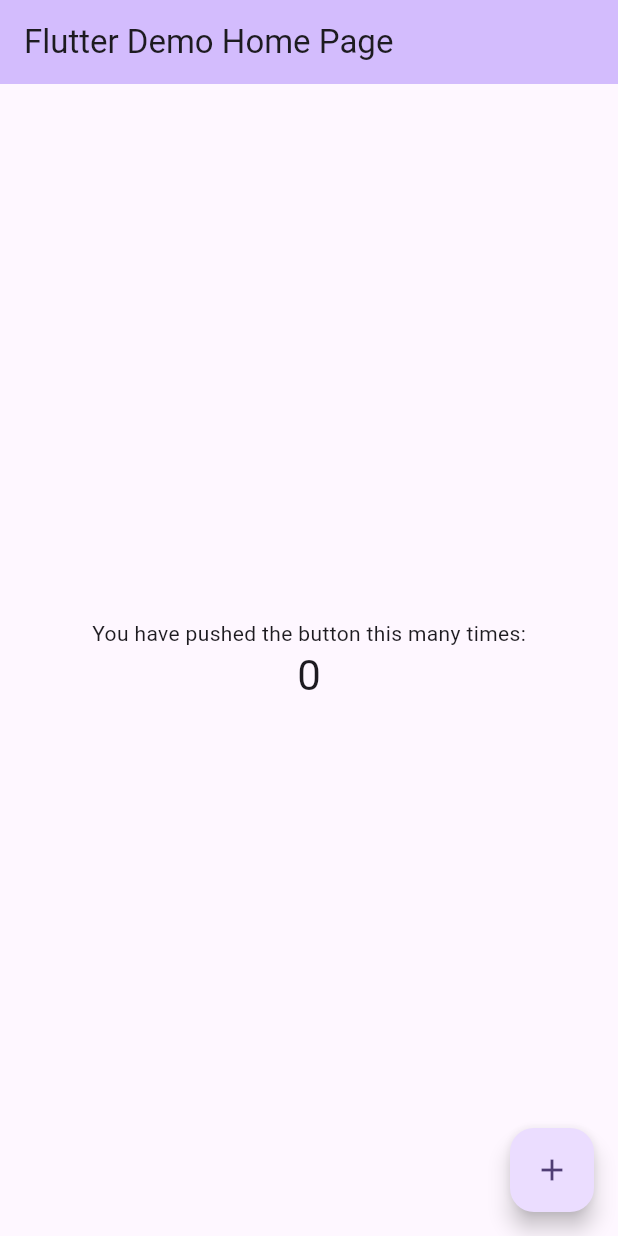
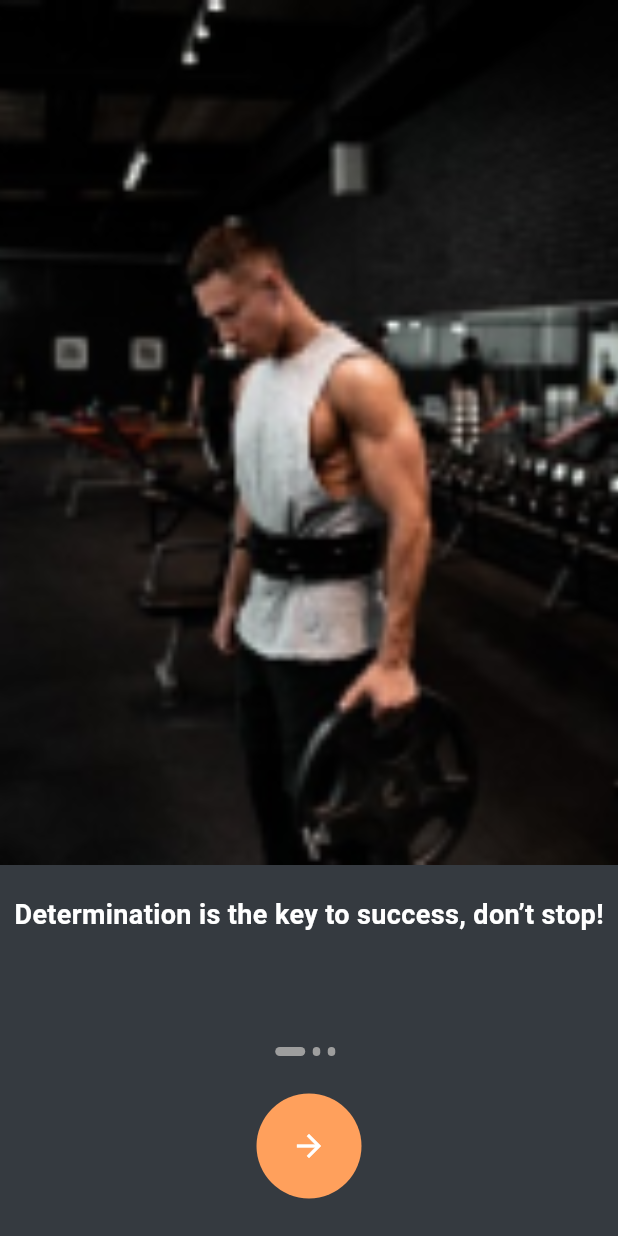
Before and after one commit to Alaanaser714/Fitness-App, a Flutter app: the screen it shows after launch, on a phone screen of 412 x 824 dp. Run offline on Flutter 3.47's test engine with Material 3 defaults, Android fonts, the phone set to English and light mode, and no system bars.

Commit message:
splash and onboaring screens

```diff
--- /dev/null
+++ b/lib/data/data_source/static.dart
@@ -0,0 +1,16 @@
+import 'package:fitness_app/data/model/onboarding_model.dart';
+
+List<OnBoardingModel> onBoardingList = [
+  OnBoardingModel(
+    title: "Determination is the key to success, don’t stop!",
+    image: "assets/images/gym2.png",
+  ),
+  OnBoardingModel(
+    title: "No limits, just goals waiting to be achieved!",
+    image: "assets/images/gym1.png",
+  ),
+  OnBoardingModel(
+    title: "Every workout is one step closer to your goal!",
+    image: "assets/images/gym3.png",
+  ),
+];
--- /dev/null
+++ b/lib/data/model/onboarding_model.dart
@@ -0,0 +1,5 @@
+class OnBoardingModel {
+  final String? title;
+  final String? image;
+  OnBoardingModel({this.title, this.image});
+}
--- a/lib/main.dart
+++ b/lib/main.dart
@@ -1,3 +1,4 @@
+import 'package:fitness_app/view/screens/splash_screen.dart';
 import 'package:flutter/material.dart';
 
 void main() {
@@ -7,119 +8,11 @@
 class MyApp extends StatelessWidget {
   const MyApp({super.key});
 
-  // This widget is the root of your application.
   @override
   Widget build(BuildContext context) {
-    return MaterialApp(
-      title: 'Flutter Demo',
-      theme: ThemeData(
-        // This is the theme of your application.
-        //
-        // TRY THIS: Try running your application with "flutter run". You'll see
-        // the application has a purple toolbar. Then, without quitting the app,
-        // try changing the seedColor in the colorScheme below to Colors.green
-        // and then invoke "hot reload" (save your changes or press the "hot
-        // reload" button in a Flutter-supported IDE, or press "r" if you used
-        // the command line to start the app).
-        //
-        // Notice that the counter didn't reset back to zero; the application
-        // state is not lost during the reload. To reset the state, use hot
-        // restart instead.
-        //
-        // This works for code too, not just values: Most code changes can be
-        // tested with just a hot reload.
-        colorScheme: ColorScheme.fromSeed(seedColor: Colors.deepPurple),
-        useMaterial3: true,
-      ),
-      home: const MyHomePage(title: 'Flutter Demo Home Page'),
+    return const MaterialApp(
+      debugShowCheckedModeBanner: false,
+      home: SplashScreen(),
     );
   }
 }
-
-class MyHomePage extends StatefulWidget {
-  const MyHomePage({super.key, required this.title});
-
-  // This widget is the home page of your application. It is stateful, meaning
-  // that it has a State object (defined below) that contains fields that affect
-  // how it looks.
-
-  // This class is the configuration for the state. It holds the values (in this
-  // case the title) provided by the parent (in this case the App widget) and
-  // used by the build method of the State. Fields in a Widget subclass are
-  // always marked "final".
-
-  final String title;
-
-  @override
-  State<MyHomePage> createState() => _MyHomePageState();
-}
-
-class _MyHomePageState extends State<MyHomePage> {
-  int _counter = 0;
-
-  void _incrementCounter() {
-    setState(() {
-      // This call to setState tells the Flutter framework that something has
-      // changed in this State, which causes it to rerun the build method below
-      // so that the display can reflect the updated values. If we changed
-      // _counter without calling setState(), then the build method would not be
-      // called again, and so nothing would appear to happen.
-      _counter++;
-    });
-  }
-
-  @override
-  Widget build(BuildContext context) {
-    // This method is rerun every time setState is called, for instance as done
-    // by the _incrementCounter method above.
-    //
-    // The Flutter framework has been optimized to make rerunning build methods
-    // fast, so that you can just rebuild anything that needs updating rather
-    // than having to individually change instances of widgets.
-    return Scaffold(
-      appBar: AppBar(
-        // TRY THIS: Try changing the color here to a specific color (to
-        // Colors.amber, perhaps?) and trigger a hot reload to see the AppBar
-        // change color while the other colors stay the same.
-        backgroundColor: Theme.of(context).colorScheme.inversePrimary,
-        // Here we take the value from the MyHomePage object that was created by
-        // the App.build method, and use it to set our appbar title.
-        title: Text(widget.title),
-      ),
-      body: Center(
-        // Center is a layout widget. It takes a single child and positions it
-        // in the middle of the parent.
-        child: Column(
-          // Column is also a layout widget. It takes a list of children and
-          // arranges them vertically. By default, it sizes itself to fit its
-          // children horizontally, and tries to be as tall as its parent.
-          //
-          // Column has various properties to control how it sizes itself and
-          // how it positions its children. Here we use mainAxisAlignment to
-          // center the children vertically; the main axis here is the vertical
-          // axis because Columns are vertical (the cross axis would be
-          // horizontal).
-          //
-          // TRY THIS: Invoke "debug painting" (choose the "Toggle Debug Paint"
-          // action in the IDE, or press "p" in the console), to see the
-          // wireframe for each widget.
-          mainAxisAlignment: MainAxisAlignment.center,
-          children: <Widget>[
-            const Text(
-              'You have pushed the button this many times:',
-            ),
-            Text(
-              '$_counter',
-              style: Theme.of(context).textTheme.headlineMedium,
-            ),
-          ],
-        ),
-      ),
-      floatingActionButton: FloatingActionButton(
-        onPressed: _incrementCounter,
-        tooltip: 'Increment',
-        child: const Icon(Icons.add),
-      ), // This trailing comma makes auto-formatting nicer for build methods.
-    );
-  }
-}
--- /dev/null
+++ b/lib/view/screens/login_screen.dart
@@ -0,0 +1,14 @@
+// ignore_for_file: prefer_const_constructors
+
+import 'package:flutter/material.dart';
+
+class LoginScreen extends StatelessWidget {
+  const LoginScreen({super.key});
+
+  @override
+  Widget build(BuildContext context) {
+    return Scaffold(
+      body: Text("lfgj"),
+    );
+  }
+}
--- /dev/null
+++ b/lib/view/screens/onboarding_view.dart
@@ -0,0 +1,121 @@
+// ignore_for_file: prefer_const_constructors, prefer_const_literals_to_create_immutables
+
+import 'package:fitness_app/data/data_source/static.dart';
+import 'package:fitness_app/view/screens/login_screen.dart';
+import 'package:flutter/material.dart';
+
+class OnboardingView extends StatefulWidget {
+  const OnboardingView({super.key});
+
+  @override
+  State<OnboardingView> createState() => _OnboardingViewState();
+}
+
+class _OnboardingViewState extends State<OnboardingView> {
+  int currentPage = 0;
+  PageController? mycontroller;
+
+  @override
+  void initState() {
+    mycontroller = PageController(initialPage: 0);
+
+    super.initState();
+  }
+
+  @override
+  void dispose() {
+    mycontroller!.dispose();
+
+    super.dispose();
+  }
+
+  @override
+  Widget build(BuildContext context) {
+    return Scaffold(
+      backgroundColor: Color(0xff353A40),
+      body: Column(
+        children: [
+          Expanded(
+            child: PageView.builder(
+              controller: mycontroller,
+              itemCount: onBoardingList.length,
+              onPageChanged: (int index) {
+                setState(() {
+                  currentPage = index;
+                });
+              },
+              itemBuilder: (context, i) {
+                return SafeArea(
+                  child: Column(
+                    children: [
+                      Image.asset(
+                        onBoardingList[i].image!,
+                        width: double.infinity,
+                        height: MediaQuery.of(context).size.height * .7,
+                        fit: BoxFit.cover,
+                      ),
+                      SizedBox(
+                        height: 20,
+                      ),
+                      Text(
+                        onBoardingList[i].title!,
+                        style: const TextStyle(
+                          fontSize: 18,
+                          fontWeight: FontWeight.w700,
+                          color: Colors.white,
+                        ),
+                      ),
+                    ],
+                  ),
+                );
+              },
+            ),
+          ),
+          Row(
+            mainAxisAlignment: MainAxisAlignment.center,
+            children: [
+              ...List.generate(
+                  onBoardingList.length,
+                  (index) => AnimatedContainer(
+                        margin: const EdgeInsets.only(right: 5),
+                        duration: const Duration(milliseconds: 900),
+                        width: currentPage == index ? 20 : 5,
+                        height: 6,
+                        decoration: BoxDecoration(
+                            color: Colors.grey,
+                            borderRadius: BorderRadius.circular(10)),
+                      ))
+            ],
+          ),
+          SizedBox(
+            height: 20,
+          ),
+          GestureDetector(
+            onTap: () {
+              if (currentPage == onBoardingList.length - 1) {
+                Navigator.push(
+                    context,
+                    MaterialPageRoute(
+                      builder: (context) => LoginScreen(),
+                    ));
+              }
+              mycontroller!.nextPage(
+                  duration: Duration(milliseconds: 100),
+                  curve: Curves.bounceIn);
+            },
+            child: Container(
+              width: 70,
+              height: 80,
+              decoration: const BoxDecoration(
+                  color: Color(0xffFFA05C), shape: BoxShape.circle),
+              child: Icon(Icons.arrow_forward, color: Colors.white),
+            ),
+          ),
+          SizedBox(
+            height: 20,
+          )
+        ],
+      ),
+    );
+  }
+}
--- a/pubspec.yaml
+++ b/pubspec.yaml
@@ -59,10 +59,8 @@ flutter:
   uses-material-design: true
 
   # To add assets to your application, add an assets section, like this:
-  # assets:
-  #   - images/a_dot_burr.jpeg
-  #   - images/a_dot_ham.jpeg
-
+  assets:
+    - assets/images/
   # An image asset can refer to one or more resolution-specific "variants", see
   # https://flutter.dev/to/resolution-aware-images
 
```
Also changed, not shown: lib/view/screens/splash_screen.dart (added, +61 -0 lines), assets/images/gym1.png (added), assets/images/gym2.png (added), assets/images/gym3.png (added), assets/images/splash_logo.png (added).
